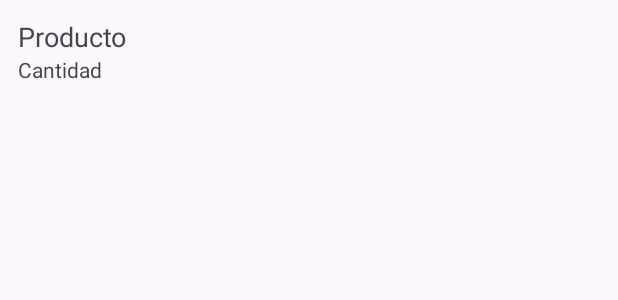
After one commit to AlbertSchmalbachP/PMDM_2DAM, an Android app: the layout item_producto.xml on its own in the app's theme, with its tools: preview values and no code run, on a phone screen of 412 x 824 dp. The commit adds this screen. Shown: the top 300 px of the screen. Run offline under Robolectric (Android 15) with nearby library versions, the phone set to English and light mode, and no system bars.

Commit message:
Add item_producto.xml and Producto.kt to the module

```diff
--- /dev/null
+++ b/ud2_tutorial2/src/main/java/com/escuelaarte/ud2_tutorial2/Producto.kt
@@ -0,0 +1,6 @@
+package com.escuelaarte.ud2_tutorial2
+
+data class Producto(
+    val nombre: String,
+    val cantidad: Int
+)
--- /dev/null
+++ b/ud2_tutorial2/src/main/res/layout/item_producto.xml
@@ -0,0 +1,19 @@
+<?xml version="1.0" encoding="utf-8"?>
+<LinearLayout xmlns:android="http://schemas.android.com/apk/res/android"
+    android:layout_width="match_parent"
+    android:layout_height="wrap_content"
+    android:orientation="vertical"
+    android:padding="12dp">
+    <TextView
+        android:id="@+id/tvProducto"
+        android:layout_width="match_parent"
+        android:layout_height="wrap_content"
+        android:text="Producto"
+        android:textSize="18sp" />
+    <TextView
+        android:id="@+id/tvCantidad"
+        android:layout_width="match_parent"
+        android:layout_height="wrap_content"
+        android:text="Cantidad"
+        android:textSize="14sp" />
+</LinearLayout>
```
Also changed, not shown: ud2_tutorial2/src/main/res/layout/activity_main.xml (+35 -14 lines).
